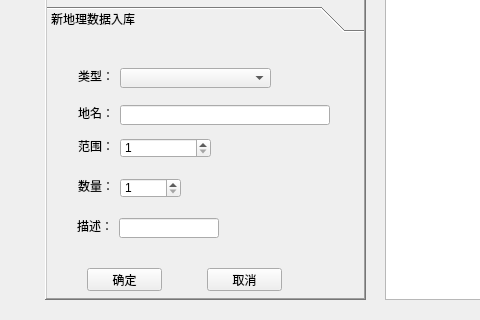
Above: software/datamanager/datamanager/widget.ui from lipo321/smartcity before the change; both pictures show x 0 to 480 and y 180 to 500 of the 750 by 500 pixel window. Below: the same form after it.
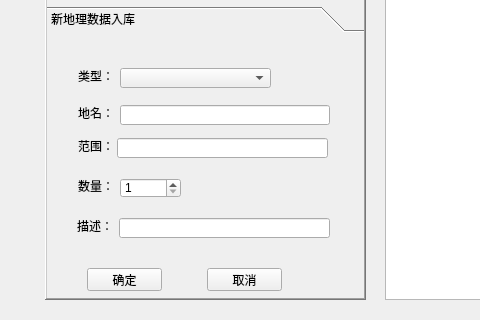
That is the form after the change. The open tabs and pages were chosen to show the change.

Diff of the .ui file:
```diff
--- a/software/datamanager/datamanager/widget.ui
+++ b/software/datamanager/datamanager/widget.ui
@@ -624,12 +624,12 @@
         <rect>
          <x>72</x>
          <y>180</y>
-         <width>100</width>
+         <width>211</width>
          <height>20</height>
         </rect>
        </property>
        <property name="readOnly">
-        <bool>true</bool>
+        <bool>false</bool>
        </property>
       </widget>
       <widget class="QLabel" name="label_22">
@@ -645,24 +645,15 @@
         <string>描述：</string>
        </property>
       </widget>
-      <widget class="QSpinBox" name="newPriceSpinBox">
+      <widget class="QLineEdit" name="newSumLineEdit_2">
        <property name="geometry">
         <rect>
-         <x>73</x>
+         <x>70</x>
          <y>100</y>
-         <width>91</width>
+         <width>211</width>
          <height>20</height>
         </rect>
        </property>
-       <property name="minimum">
-        <number>1</number>
-       </property>
-       <property name="maximum">
-        <number>99999</number>
-       </property>
-       <property name="value">
-        <number>1</number>
-       </property>
       </widget>
      </widget>
     </widget>
```
